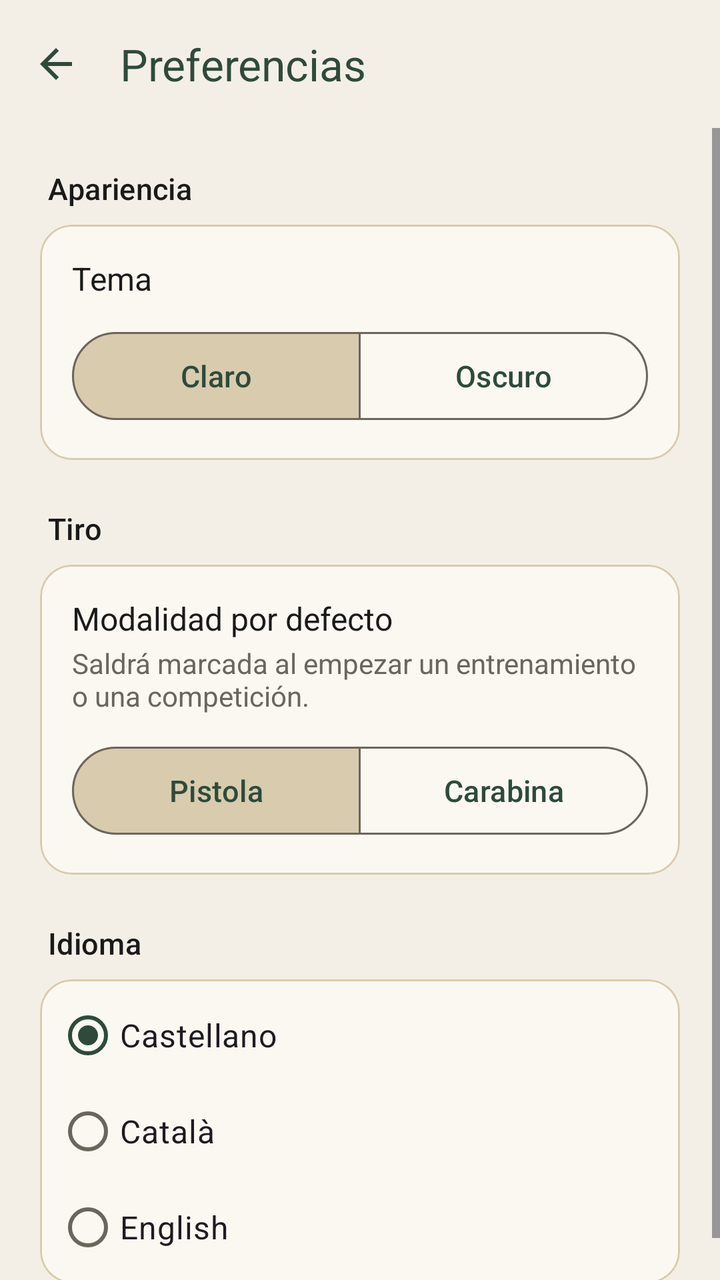
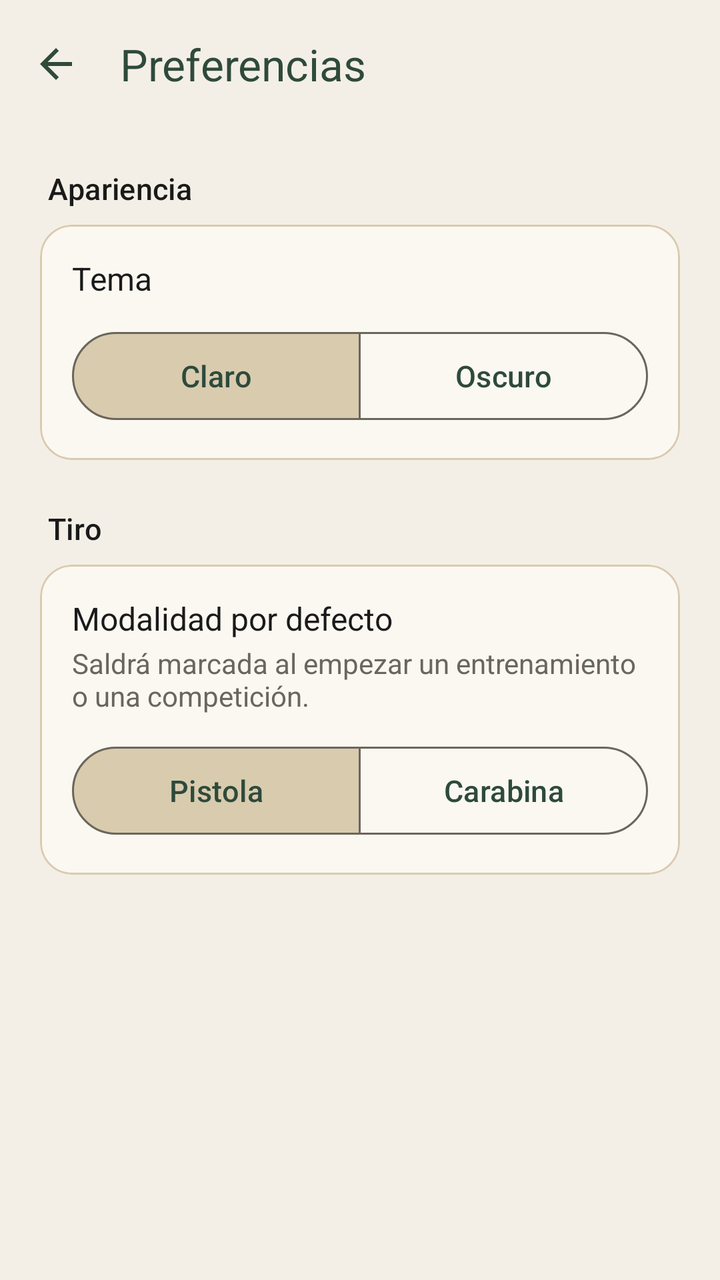

Compare the two renders of this Android layout. The source of the first and the diff that turns it into the second are given below.
<!-- AndroidManifest.xml: application theme Theme.ShotLog -->
<!-- res/layout/activity_preferencias.xml -->
<?xml version="1.0" encoding="utf-8"?>
<LinearLayout xmlns:android="http://schemas.android.com/apk/res/android"
    xmlns:app="http://schemas.android.com/apk/res-auto"
    xmlns:tools="http://schemas.android.com/tools"
    android:id="@+id/main"
    android:layout_width="match_parent"
    android:layout_height="match_parent"
    android:background="@color/beige"
    android:orientation="vertical"
    tools:context=".PreferenciasActivity">

    <com.google.android.material.appbar.MaterialToolbar
        android:id="@+id/toolbar"
        style="@style/Widget.ShotLog.Toolbar"
        android:layout_width="match_parent"
        android:layout_height="?attr/actionBarSize"
        app:title="@string/preferencias_titulo" />

    <ScrollView
        android:layout_width="match_parent"
        android:layout_height="0dp"
        android:layout_weight="1">

        <LinearLayout
            android:layout_width="match_parent"
            android:layout_height="wrap_content"
            android:orientation="vertical"
            android:padding="20dp">

            
            <TextView
                android:layout_width="wrap_content"
                android:layout_height="wrap_content"
                android:layout_marginStart="4dp"
                android:layout_marginBottom="8dp"
                android:text="@string/pref_apariencia"
                android:textAppearance="@style/TextAppearance.ShotLog.Seccion" />

            <com.google.android.material.card.MaterialCardView
                style="@style/Widget.ShotLog.Card"
                android:layout_width="match_parent"
                android:layout_height="wrap_content">

                <LinearLayout
                    android:layout_width="match_parent"
                    android:layout_height="wrap_content"
                    android:orientation="vertical"
                    android:padding="16dp">

                    <TextView
                        android:id="@+id/tvTema"
                        android:layout_width="wrap_content"
                        android:layout_height="wrap_content"
                        android:text="@string/pref_tema"
                        android:textColor="@color/negro"
                        android:textSize="16sp" />

                    <com.google.android.material.button.MaterialButtonToggleGroup
                        android:id="@+id/grupoTema"
                        android:layout_width="match_parent"
                        android:layout_height="wrap_content"
                        android:layout_marginTop="12dp"
                        app:checkedButton="@id/btnTemaClaro"
                        app:selectionRequired="true"
                        app:singleSelection="true">

                        <com.google.android.material.button.MaterialButton
                            android:id="@+id/btnTemaClaro"
                            style="@style/Widget.ShotLog.Button.Opcion"
                            android:layout_width="0dp"
                            android:layout_height="wrap_content"
                            android:layout_weight="1"
                            android:text="@string/pref_tema_claro" />

                        <com.google.android.material.button.MaterialButton
                            android:id="@+id/btnTemaOscuro"
                            style="@style/Widget.ShotLog.Button.Opcion"
                            android:layout_width="0dp"
                            android:layout_height="wrap_content"
                            android:layout_weight="1"
                            android:text="@string/pref_tema_oscuro" />
                    </com.google.android.material.button.MaterialButtonToggleGroup>
                </LinearLayout>
            </com.google.android.material.card.MaterialCardView>

            
            <TextView
                android:layout_width="wrap_content"
                android:layout_height="wrap_content"
                android:layout_marginStart="4dp"
                android:layout_marginTop="24dp"
                android:layout_marginBottom="8dp"
                android:text="@string/pref_tiro"
                android:textAppearance="@style/TextAppearance.ShotLog.Seccion" />

            <com.google.android.material.card.MaterialCardView
                style="@style/Widget.ShotLog.Card"
                android:layout_width="match_parent"
                android:layout_height="wrap_content">

                <LinearLayout
                    android:layout_width="match_parent"
                    android:layout_height="wrap_content"
                    android:orientation="vertical"
                    android:padding="16dp">

                    <TextView
                        android:layout_width="wrap_content"
                        android:layout_height="wrap_content"
                        android:text="@string/pref_modalidad"
                        android:textColor="@color/negro"
                        android:textSize="16sp" />

                    <TextView
                        android:layout_width="wrap_content"
                        android:layout_height="wrap_content"
                        android:layout_marginTop="2dp"
                        android:text="@string/pref_modalidad_ayuda"
                        android:textColor="@color/gris_calido"
                        android:textSize="14sp" />

                    <com.google.android.material.button.MaterialButtonToggleGroup
                        android:id="@+id/grupoModalidad"
                        android:layout_width="match_parent"
                        android:layout_height="wrap_content"
                        android:layout_marginTop="12dp"
                        app:checkedButton="@id/btnPistola"
                        app:selectionRequired="true"
                        app:singleSelection="true">

                        <com.google.android.material.button.MaterialButton
                            android:id="@+id/btnPistola"
                            style="@style/Widget.ShotLog.Button.Opcion"
                            android:layout_width="0dp"
                            android:layout_height="wrap_content"
                            android:layout_weight="1"
                            android:text="@string/modalidad_pistola" />

                        <com.google.android.material.button.MaterialButton
                            android:id="@+id/btnCarabina"
                            style="@style/Widget.ShotLog.Button.Opcion"
                            android:layout_width="0dp"
                            android:layout_height="wrap_content"
                            android:layout_weight="1"
                            android:text="@string/modalidad_carabina" />
                    </com.google.android.material.button.MaterialButtonToggleGroup>
                </LinearLayout>
            </com.google.android.material.card.MaterialCardView>

            
            <TextView
                android:layout_width="wrap_content"
                android:layout_height="wrap_content"
                android:layout_marginStart="4dp"
                android:layout_marginTop="24dp"
                android:layout_marginBottom="8dp"
                android:text="@string/pref_idioma"
                android:textAppearance="@style/TextAppearance.ShotLog.Seccion" />

            <com.google.android.material.card.MaterialCardView
                style="@style/Widget.ShotLog.Card"
                android:layout_width="match_parent"
                android:layout_height="wrap_content">

                <RadioGroup
                    android:id="@+id/grupoIdioma"
                    android:layout_width="match_parent"
                    android:layout_height="wrap_content"
                    android:checkedButton="@id/rbCastellano"
                    android:paddingStart="8dp"
                    android:paddingTop="4dp"
                    android:paddingEnd="16dp"
                    android:paddingBottom="4dp">

                    <com.google.android.material.radiobutton.MaterialRadioButton
                        android:id="@+id/rbCastellano"
                        android:layout_width="match_parent"
                        android:layout_height="wrap_content"
                        android:minHeight="48dp"
                        android:text="@string/idioma_castellano"
                        android:textSize="16sp" />

                    <com.google.android.material.radiobutton.MaterialRadioButton
                        android:id="@+id/rbCatalan"
                        android:layout_width="match_parent"
                        android:layout_height="wrap_content"
                        android:minHeight="48dp"
                        android:text="@string/idioma_catalan"
                        android:textSize="16sp" />

                    <com.google.android.material.radiobutton.MaterialRadioButton
                        android:id="@+id/rbIngles"
                        android:layout_width="match_parent"
                        android:layout_height="wrap_content"
                        android:minHeight="48dp"
                        android:text="@string/idioma_ingles"
                        android:textSize="16sp" />
                </RadioGroup>
            </com.google.android.material.card.MaterialCardView>

        </LinearLayout>
    </ScrollView>
</LinearLayout>
<!-- resources referenced by this layout -->
<resources>
  <color name="beige">#F4EFE6</color>
  <color name="gris_calido">#6B665C</color>
  <color name="negro">#1A1A1A</color>
  <string name="idioma_castellano">Castellano</string>
  <string name="idioma_catalan">Català</string>
  <string name="idioma_ingles">English</string>
  <string name="modalidad_carabina">Carabina</string>
  <string name="modalidad_pistola">Pistola</string>
  <string name="pref_apariencia">Apariencia</string>
  <string name="pref_idioma">Idioma</string>
  <string name="pref_modalidad">Modalidad por defecto</string>
  <string name="pref_modalidad_ayuda">Saldrá marcada al empezar un entrenamiento o una competición.</string>
  <string name="pref_tema">Tema</string>
  <string name="pref_tema_claro">Claro</string>
  <string name="pref_tema_oscuro">Oscuro</string>
  <string name="pref_tiro">Tiro</string>
  <string name="preferencias_titulo">Preferencias</string>
  <style name="TextAppearance.ShotLog.Seccion" parent="TextAppearance.Material3.TitleSmall">
          <item name="android:textSize">15sp</item>
          <item name="android:fontFamily">sans-serif-medium</item>
          <item name="android:textColor">@color/negro</item>
      </style>
  <style name="Widget.ShotLog.Button.Opcion" parent="Widget.Material3.Button.OutlinedButton">
          <item name="android:minHeight">52dp</item>
          <item name="android:textSize">15sp</item>
          <item name="android:textAllCaps">false</item>
          <item name="android:textColor">@color/verde_oscuro</item>
          <item name="strokeColor">@color/gris_calido</item>
      </style>
  <style name="Widget.ShotLog.Card" parent="Widget.Material3.CardView.Outlined">
          <item name="cardBackgroundColor">@color/beige_claro</item>
          <item name="strokeColor">@color/beige_oscuro</item>
          <item name="strokeWidth">1dp</item>
          <item name="cardCornerRadius">16dp</item>
      </style>
  <style name="Widget.ShotLog.Toolbar" parent="Widget.Material3.Toolbar">
          <item name="android:background">@color/beige</item>
          <item name="navigationIcon">@drawable/ic_flecha_atras</item>
          <item name="navigationContentDescription">@string/volver</item>
          <item name="titleTextAppearance">@style/TextAppearance.ShotLog.TituloBarra</item>
      </style>
  <style name="Theme.ShotLog" parent="Base.Theme.ShotLog" />
  <color name="verde_oscuro">#2E4A3B</color>
  <color name="beige_claro">#FBF8F2</color>
  <color name="beige_oscuro">#D9CBAE</color>
  <!-- drawable ic_flecha_atras (drawable) -->
  <?xml version="1.0" encoding="utf-8"?>
  <vector xmlns:android="http://schemas.android.com/apk/res/android"
      android:width="24dp"
      android:height="24dp"
      android:viewportWidth="24"
      android:viewportHeight="24">
      <path
          android:fillColor="@color/verde_oscuro"
          android:pathData="M20,11H7.83l5.59,-5.59L12,4l-8,8 8,8 1.41,-1.41L7.83,13H20v-2z" />
  </vector>
  <string name="volver">Volver</string>
  <style name="TextAppearance.ShotLog.TituloBarra" parent="TextAppearance.Material3.TitleLarge">
          <item name="android:fontFamily">sans-serif-medium</item>
          <item name="android:textColor">@color/verde_oscuro</item>
      </style>
  <color name="verde_medio">#3E6A4E</color>
  <color name="rojo_error">#B3261E</color>
  <!-- unchanged entries left out for length: 1 -->
</resources>

<!-- the commit's change to res/layout/activity_preferencias.xml (unified diff, before → after) -->
@@ -147,56 +147,6 @@
                 </LinearLayout>
             </com.google.android.material.card.MaterialCardView>
 
-            
-            <TextView
-                android:layout_width="wrap_content"
-                android:layout_height="wrap_content"
-                android:layout_marginStart="4dp"
-                android:layout_marginTop="24dp"
-                android:layout_marginBottom="8dp"
-                android:text="@string/pref_idioma"
-                android:textAppearance="@style/TextAppearance.ShotLog.Seccion" />
-
-            <com.google.android.material.card.MaterialCardView
-                style="@style/Widget.ShotLog.Card"
-                android:layout_width="match_parent"
-                android:layout_height="wrap_content">
-
-                <RadioGroup
-                    android:id="@+id/grupoIdioma"
-                    android:layout_width="match_parent"
-                    android:layout_height="wrap_content"
-                    android:checkedButton="@id/rbCastellano"
-                    android:paddingStart="8dp"
-                    android:paddingTop="4dp"
-                    android:paddingEnd="16dp"
-                    android:paddingBottom="4dp">
-
-                    <com.google.android.material.radiobutton.MaterialRadioButton
-                        android:id="@+id/rbCastellano"
-                        android:layout_width="match_parent"
-                        android:layout_height="wrap_content"
-                        android:minHeight="48dp"
-                        android:text="@string/idioma_castellano"
-                        android:textSize="16sp" />
-
-                    <com.google.android.material.radiobutton.MaterialRadioButton
-                        android:id="@+id/rbCatalan"
-                        android:layout_width="match_parent"
-                        android:layout_height="wrap_content"
-                        android:minHeight="48dp"
-                        android:text="@string/idioma_catalan"
-                        android:textSize="16sp" />
-
-                    <com.google.android.material.radiobutton.MaterialRadioButton
-                        android:id="@+id/rbIngles"
-                        android:layout_width="match_parent"
-                        android:layout_height="wrap_content"
-                        android:minHeight="48dp"
-                        android:text="@string/idioma_ingles"
-                        android:textSize="16sp" />
-                </RadioGroup>
-            </com.google.android.material.card.MaterialCardView>
 
         </LinearLayout>
     </ScrollView>
<!-- resource entries referenced after the edit -->
@@ -3,13 +3,9 @@
   <color name="beige">#F4EFE6</color>
   <color name="gris_calido">#6B665C</color>
   <color name="negro">#1A1A1A</color>
-  <string name="idioma_castellano">Castellano</string>
-  <string name="idioma_catalan">Català</string>
-  <string name="idioma_ingles">English</string>
   <string name="modalidad_carabina">Carabina</string>
   <string name="modalidad_pistola">Pistola</string>
   <string name="pref_apariencia">Apariencia</string>
-  <string name="pref_idioma">Idioma</string>
   <string name="pref_modalidad">Modalidad por defecto</string>
   <string name="pref_modalidad_ayuda">Saldrá marcada al empezar un entrenamiento o una competición.</string>
   <string name="pref_tema">Tema</string>
